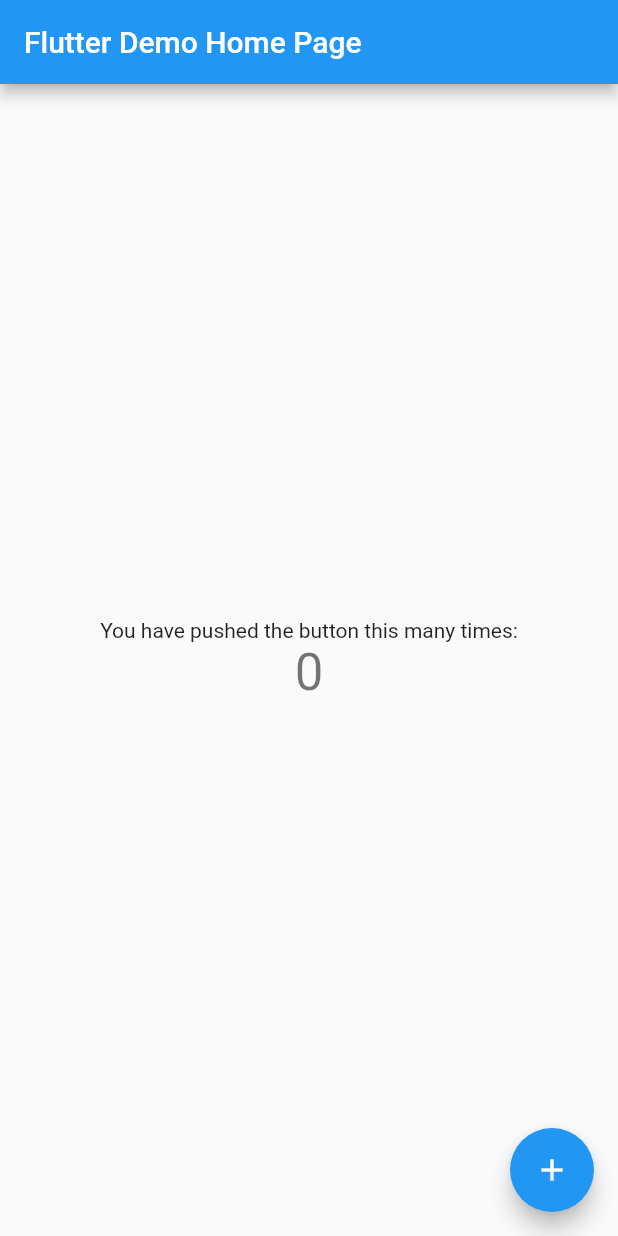
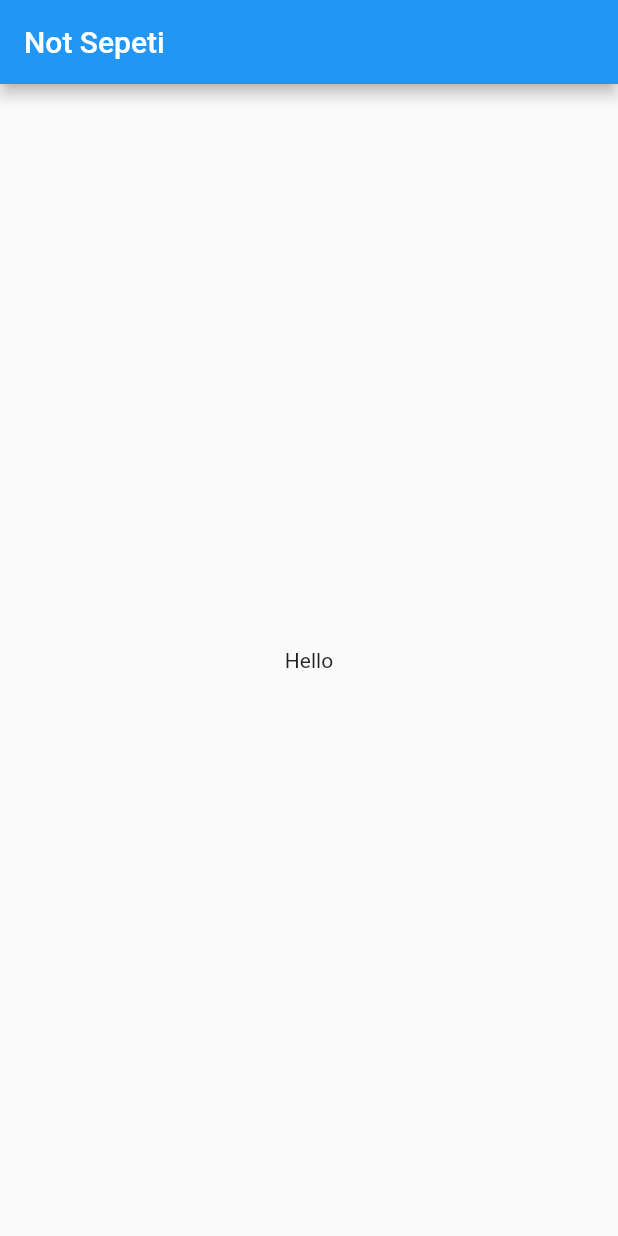
Before and after one commit to fahricandurucan/not_sepeti_flutter, a Flutter app: the screen it shows after launch, on a phone screen of 412 x 824 dp. Run offline on Flutter 3.47's test engine with Material 2 defaults, Android fonts, the phone set to English and light mode, and no system bars.

Commit message:
db added and proje prepared

```diff
--- a/lib/main.dart
+++ b/lib/main.dart
@@ -7,109 +7,36 @@ void main() {
 class MyApp extends StatelessWidget {
   const MyApp({super.key});
 
-  // This widget is the root of your application.
   @override
   Widget build(BuildContext context) {
     return MaterialApp(
+      debugShowCheckedModeBanner: false,
       title: 'Flutter Demo',
       theme: ThemeData(
-        // This is the theme of your application.
-        //
-        // Try running your application with "flutter run". You'll see the
-        // application has a blue toolbar. Then, without quitting the app, try
-        // changing the primarySwatch below to Colors.green and then invoke
-        // "hot reload" (press "r" in the console where you ran "flutter run",
-        // or simply save your changes to "hot reload" in a Flutter IDE).
-        // Notice that the counter didn't reset back to zero; the application
-        // is not restarted.
         primarySwatch: Colors.blue,
       ),
-      home: const MyHomePage(title: 'Flutter Demo Home Page'),
+      home: MyHomePage(),
     );
   }
 }
 
 class MyHomePage extends StatefulWidget {
-  const MyHomePage({super.key, required this.title});
-
-  // This widget is the home page of your application. It is stateful, meaning
-  // that it has a State object (defined below) that contains fields that affect
-  // how it looks.
-
-  // This class is the configuration for the state. It holds the values (in this
-  // case the title) provided by the parent (in this case the App widget) and
-  // used by the build method of the State. Fields in a Widget subclass are
-  // always marked "final".
-
-  final String title;
 
   @override
   State<MyHomePage> createState() => _MyHomePageState();
 }
 
 class _MyHomePageState extends State<MyHomePage> {
-  int _counter = 0;
-
-  void _incrementCounter() {
-    setState(() {
-      // This call to setState tells the Flutter framework that something has
-      // changed in this State, which causes it to rerun the build method below
-      // so that the display can reflect the updated values. If we changed
-      // _counter without calling setState(), then the build method would not be
-      // called again, and so nothing would appear to happen.
-      _counter++;
-    });
-  }
 
   @override
   Widget build(BuildContext context) {
-    // This method is rerun every time setState is called, for instance as done
-    // by the _incrementCounter method above.
-    //
-    // The Flutter framework has been optimized to make rerunning build methods
-    // fast, so that you can just rebuild anything that needs updating rather
-    // than having to individually change instances of widgets.
     return Scaffold(
       appBar: AppBar(
-        // Here we take the value from the MyHomePage object that was created by
-        // the App.build method, and use it to set our appbar title.
-        title: Text(widget.title),
+        title: Text("Not Sepeti"),
       ),
       body: Center(
-        // Center is a layout widget. It takes a single child and positions it
-        // in the middle of the parent.
-        child: Column(
-          // Column is also a layout widget. It takes a list of children and
-          // arranges them vertically. By default, it sizes itself to fit its
-          // children horizontally, and tries to be as tall as its parent.
-          //
-          // Invoke "debug painting" (press "p" in the console, choose the
-          // "Toggle Debug Paint" action from the Flutter Inspector in Android
-          // Studio, or the "Toggle Debug Paint" command in Visual Studio Code)
-          // to see the wireframe for each widget.
-          //
-          // Column has various properties to control how it sizes itself and
-          // how it positions its children. Here we use mainAxisAlignment to
-          // center the children vertically; the main axis here is the vertical
-          // axis because Columns are vertical (the cross axis would be
-          // horizontal).
-          mainAxisAlignment: MainAxisAlignment.center,
-          children: <Widget>[
-            const Text(
-              'You have pushed the button this many times:',
-            ),
-            Text(
-              '$_counter',
-              style: Theme.of(context).textTheme.headlineMedium,
-            ),
-          ],
-        ),
+        child: Text("Hello")
       ),
-      floatingActionButton: FloatingActionButton(
-        onPressed: _incrementCounter,
-        tooltip: 'Increment',
-        child: const Icon(Icons.add),
-      ), // This trailing comma makes auto-formatting nicer for build methods.
     );
   }
 }
```
Also changed, not shown: pubspec.yaml (+5 -4 lines), 2 other files.
